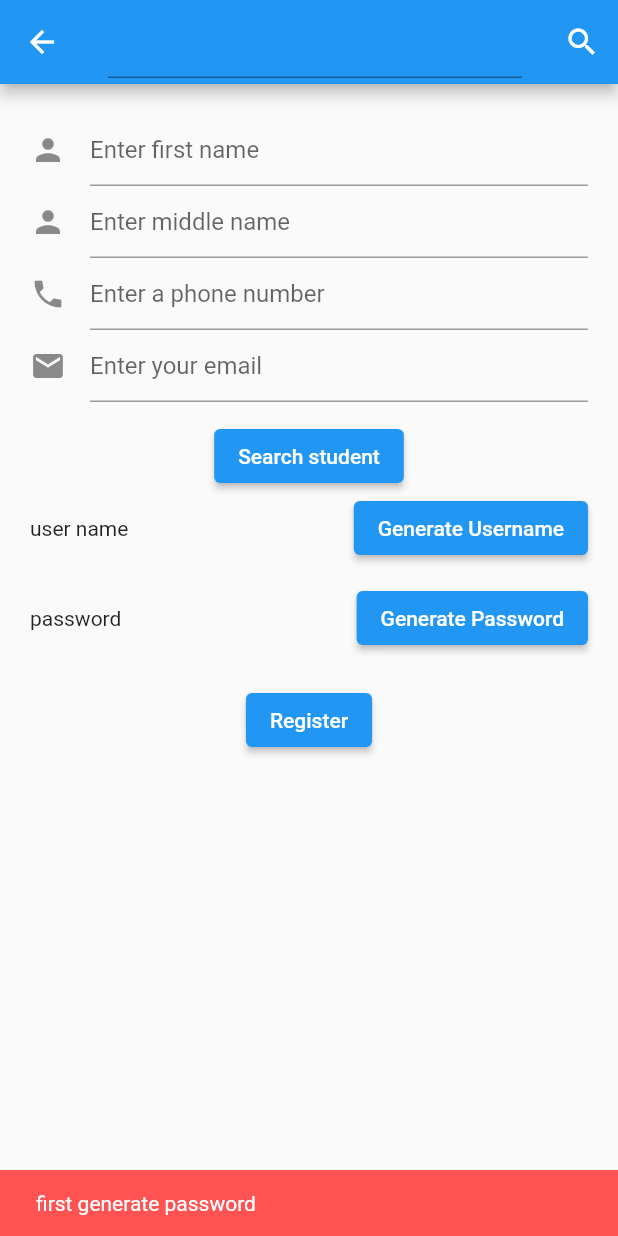
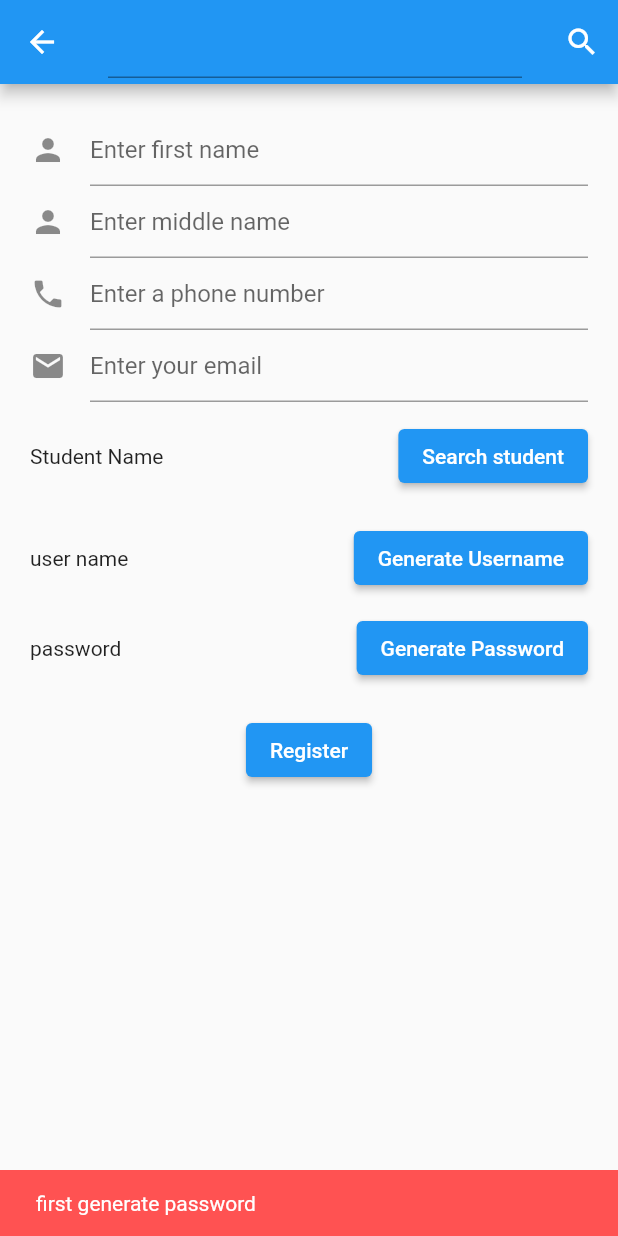
Before and after one commit to sammylina/flutter_school, a Flutter app: the RegisterParent screen opened directly, after a tap on "Register", on a phone screen of 412 x 824 dp. Run offline on Flutter 3.47's test engine with Material 2 defaults, Android fonts, the phone set to English and light mode, and no system bars; our stand-ins replace cloud_firestore, firebase_auth, firebase_core, get; missing offline and left inert: firestore_search; accounts and stored records are empty; network calls fail.

Commit message:
parent resigester succesfuly

```diff
--- a/lib/page/register/register_parent.dart
+++ b/lib/page/register/register_parent.dart
@@ -85,7 +85,7 @@ class _ParentFormState extends State<ParentForm> {
   final _formKey = GlobalKey<FormState>();
   final _chars = 'ABCDEFGHIJKLMNOPRSTUVWXYZabcedfghijklmnopqrstuvwxyz!@123456789';
   Random rand = Random();
-  String? studentName = '';
+  String? studentName = 'Student Name';
   final Map<String, dynamic> parentData = {
     'firstName': null,
     'lastName': null,
@@ -93,9 +93,8 @@ class _ParentFormState extends State<ParentForm> {
     'email': null,
     'phone': null,
     'username': 'user name',
-    'grade': null,
     'password': null,
-    'userType': 'teacher',
+    'userType': 'parent',
     'profile_img': null,
     'teacherId': null,
     'childOne': null,
@@ -171,12 +170,22 @@ class _ParentFormState extends State<ParentForm> {
               ),
             ),
             SizedBox(height: 12),
-            Center(
-              child: ElevatedButton(onPressed: (){
-                Navigator.push(context,
+            Row(mainAxisAlignment: MainAxisAlignment.spaceBetween,
+                children: [
+                Text(
+                studentName??""
+            ),
+              ElevatedButton(onPressed: () async {
+                var student =   await Navigator.push(context,
                     MaterialPageRoute(builder: (context) => const SearchPage()));
+                parentData['childOne'] = student['childOne'];
+                setState(() {
+                  studentName = student['fullName'];
+                });
               }, child: Text("Search student")),
+      ]
             ),
+            SizedBox(height: 20),
             Row(
               mainAxisAlignment: MainAxisAlignment.spaceBetween,
               children: [
@@ -225,12 +234,18 @@ class _ParentFormState extends State<ParentForm> {
                     )
                 );
               }
+              else if (parentData['childOne'] == null) {
+                ScaffoldMessenger.of(context).showSnackBar(
+                  const SnackBar(content: Text('Please select a child first'), backgroundColor: Colors.redAccent),
+                );
+              }
               else if (_formKey.currentState!.validate()) {
                 _formKey.currentState!.save();
                 User? user = await FireAuth.registerUsingEmailPassword(email: parentData['email'], password: parentData['password']);
                 parentData['fullName'] = "${parentData['firstName']} ${parentData['lastName']}";
+                parentData.remove('password');
                 try {
-
+                print("full parent data: $parentData");
                   FirebaseFirestore.instance.collection('parent').add(parentData)
                       .then((doc) {
                     FirebaseFirestore.instance.collection('parent').doc(doc.id).update({'teacherId': doc.id});
```
Also changed, not shown: lib/page/common/searchpage.dart (+7 -2 lines).
